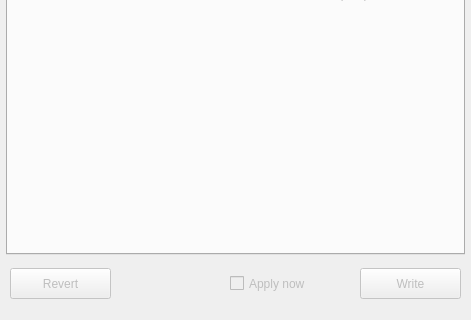
Qt form src/configuratorwindow.ui (bloguetronica/mcp2210-conf) before a commit; both pictures show x 0 to 471 and y 281 to 601 of the 471 by 601 pixel window.
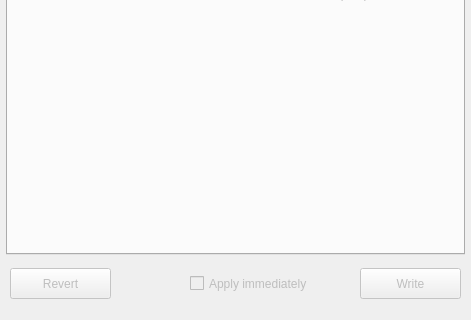
The same form after that commit. Icons and pictures are not drawn.

```diff
--- a/src/configuratorwindow.ui
+++ b/src/configuratorwindow.ui
@@ -996,14 +996,14 @@
     </property>
     <property name="geometry">
      <rect>
-      <x>230</x>
+      <x>190</x>
       <y>535</y>
-      <width>121</width>
+      <width>161</width>
       <height>21</height>
      </rect>
     </property>
     <property name="text">
-     <string>Apply now</string>
+     <string>Apply immediately</string>
     </property>
    </widget>
   </widget>
```
Left out of the diff: 2 changed lines with no effect on the pictures.
